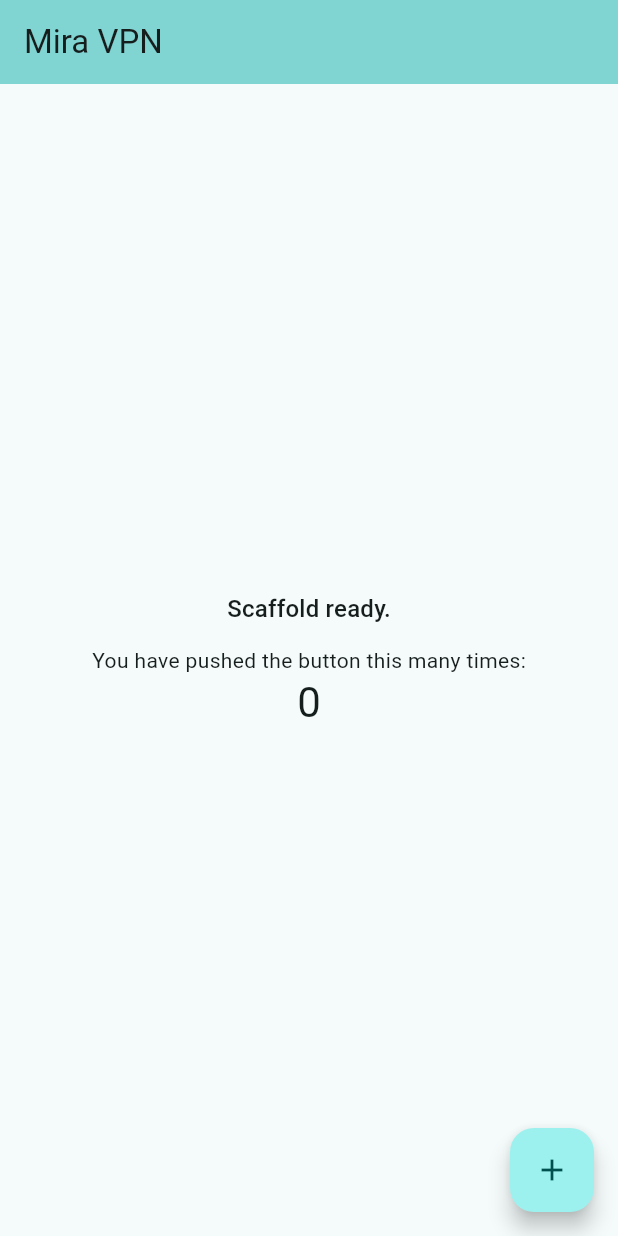
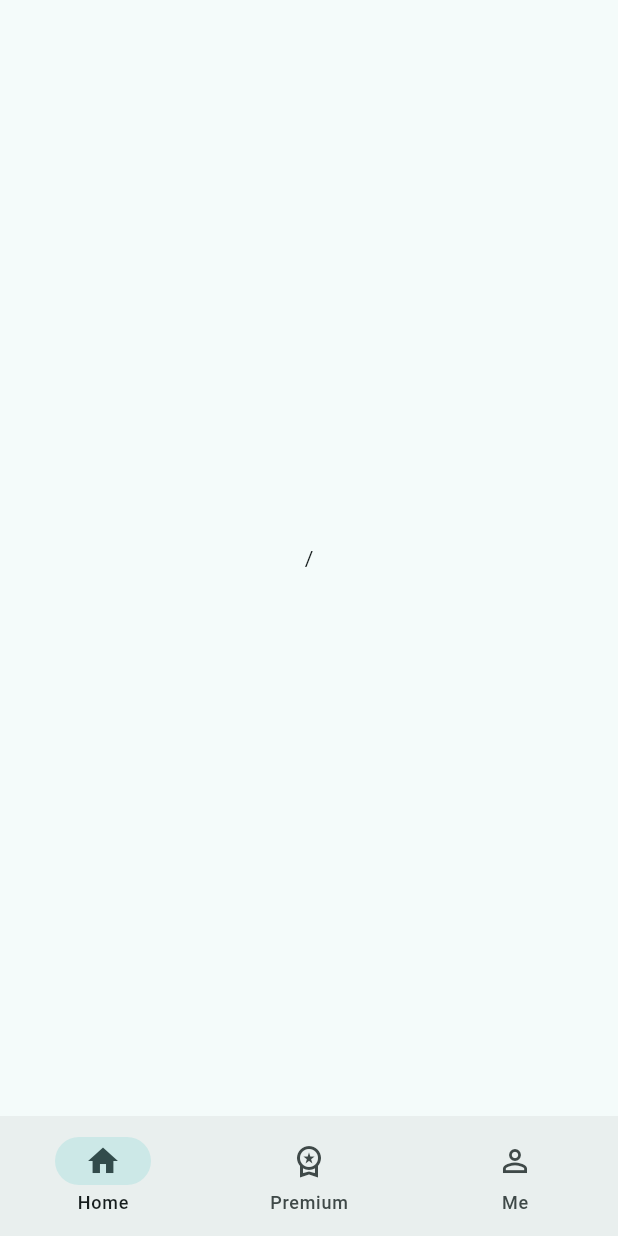
Before and after one commit to edgeproto/mira-vpn-app, a Flutter app: the screen it shows after launch, on a phone screen of 412 x 824 dp. Run offline on Flutter 3.47's test engine with Material 3 defaults, Android fonts, the phone set to English and light mode, and no system bars; our stand-ins replace flutter_riverpod, go_router.

Commit message:
feat(core,app): env config, routing shell, and Riverpod
Add AppConfig with dart-define API_BASE_URL, run_dev.sh, and tests.
Introduce go_router with a three-tab shell (Home, Premium, Me) and
auth placeholder routes. Wire the app through ProviderScope and
MaterialApp.router.

Made-with: Cursor

```diff
--- /dev/null
+++ b/lib/app.dart
@@ -0,0 +1,26 @@
+import 'package:flutter/material.dart';
+import 'package:flutter_riverpod/flutter_riverpod.dart';
+
+import 'core/routing/router.dart';
+
+class MiraVpnApp extends ConsumerWidget {
+  const MiraVpnApp({super.key});
+
+  @override
+  Widget build(BuildContext context, WidgetRef ref) {
+    final router = ref.watch(goRouterProvider);
+
+    return MaterialApp.router(
+      title: 'Mira VPN',
+      debugShowCheckedModeBanner: false,
+      theme: ThemeData(
+        colorScheme: ColorScheme.fromSeed(
+          seedColor: const Color(0xFF0EA5A4),
+          brightness: Brightness.light,
+        ),
+        useMaterial3: true,
+      ),
+      routerConfig: router,
+    );
+  }
+}
--- /dev/null
+++ b/lib/core/routing/app_shell.dart
@@ -0,0 +1,37 @@
+import 'package:flutter/material.dart';
+import 'package:go_router/go_router.dart';
+
+/// Bottom navigation for the three main tabs (Home, Premium, Me).
+class AppShell extends StatelessWidget {
+  const AppShell({super.key, required this.navigationShell});
+
+  final StatefulNavigationShell navigationShell;
+
+  @override
+  Widget build(BuildContext context) {
+    return Scaffold(
+      body: navigationShell,
+      bottomNavigationBar: NavigationBar(
+        selectedIndex: navigationShell.currentIndex,
+        onDestinationSelected: navigationShell.goBranch,
+        destinations: const [
+          NavigationDestination(
+            icon: Icon(Icons.home_outlined),
+            selectedIcon: Icon(Icons.home),
+            label: 'Home',
+          ),
+          NavigationDestination(
+            icon: Icon(Icons.workspace_premium_outlined),
+            selectedIcon: Icon(Icons.workspace_premium),
+            label: 'Premium',
+          ),
+          NavigationDestination(
+            icon: Icon(Icons.person_outline),
+            selectedIcon: Icon(Icons.person),
+            label: 'Me',
+          ),
+        ],
+      ),
+    );
+  }
+}
--- /dev/null
+++ b/lib/core/routing/router.dart
@@ -0,0 +1,67 @@
+import 'package:flutter/material.dart';
+import 'package:flutter_riverpod/flutter_riverpod.dart';
+import 'package:go_router/go_router.dart';
+
+import '../../features/auth/sign_in_screen.dart';
+import '../../features/auth/sign_up_screen.dart';
+import '../../features/home/home_screen.dart';
+import '../../features/me/me_screen.dart';
+import '../../features/premium/premium_screen.dart';
+import 'app_shell.dart';
+
+final _rootNavigatorKey = GlobalKey<NavigatorState>();
+
+final goRouterProvider = Provider<GoRouter>((ref) {
+  return GoRouter(
+    navigatorKey: _rootNavigatorKey,
+    initialLocation: '/',
+    routes: [
+      StatefulShellRoute.indexedStack(
+        builder: (context, state, navigationShell) {
+          return AppShell(navigationShell: navigationShell);
+        },
+        branches: [
+          StatefulShellBranch(
+            routes: [
+              GoRoute(
+                path: '/',
+                name: 'home',
+                builder: (context, state) => const HomeScreen(),
+              ),
+            ],
+          ),
+          StatefulShellBranch(
+            routes: [
+              GoRoute(
+                path: '/premium',
+                name: 'premium',
+                builder: (context, state) => const PremiumScreen(),
+              ),
+            ],
+          ),
+          StatefulShellBranch(
+            routes: [
+              GoRoute(
+                path: '/me',
+                name: 'me',
+                builder: (context, state) => const MeScreen(),
+              ),
+            ],
+          ),
+        ],
+      ),
+      GoRoute(
+        parentNavigatorKey: _rootNavigatorKey,
+        path: '/auth/sign-in',
+        name: 'sign-in',
+        builder: (context, state) => const SignInScreen(),
+      ),
+      GoRoute(
+        parentNavigatorKey: _rootNavigatorKey,
+        path: '/auth/sign-up',
+        name: 'sign-up',
+        builder: (context, state) => const SignUpScreen(),
+      ),
+    ],
+  );
+});
--- /dev/null
+++ b/lib/features/home/home_screen.dart
@@ -0,0 +1,12 @@
+import 'package:flutter/material.dart';
+
+class HomeScreen extends StatelessWidget {
+  const HomeScreen({super.key});
+
+  @override
+  Widget build(BuildContext context) {
+    return const Center(
+      child: Text('/'),
+    );
+  }
+}
--- a/lib/main.dart
+++ b/lib/main.dart
@@ -1,71 +1,12 @@
 import 'package:flutter/material.dart';
+import 'package:flutter_riverpod/flutter_riverpod.dart';
+
+import 'app.dart';
 
 void main() {
-  runApp(const MiraVpnApp());
+  runApp(
+    const ProviderScope(
+      child: MiraVpnApp(),
+    ),
+  );
 }
-
-class MiraVpnApp extends StatelessWidget {
-  const MiraVpnApp({super.key});
-
-  @override
-  Widget build(BuildContext context) {
-    return MaterialApp(
-      title: 'Mira VPN',
-      debugShowCheckedModeBanner: false,
-      theme: ThemeData(
-        colorScheme: ColorScheme.fromSeed(
-          seedColor: const Color(0xFF0EA5A4),
-          brightness: Brightness.light,
-        ),
-        useMaterial3: true,
-      ),
-      home: const MiraHomePage(title: 'Mira VPN'),
-    );
-  }
-}
-
-class MiraHomePage extends StatefulWidget {
-  const MiraHomePage({super.key, required this.title});
-
-  final String title;
-
-  @override
-  State<MiraHomePage> createState() => _MiraHomePageState();
-}
-
-class _MiraHomePageState extends State<MiraHomePage> {
-  int _counter = 0;
-
-  void _incrementCounter() {
-    setState(() {
-      _counter++;
-    });
-  }
-
-  @override
-  Widget build(BuildContext context) {
-    final theme = Theme.of(context);
-    return Scaffold(
-      appBar: AppBar(
-        backgroundColor: theme.colorScheme.inversePrimary,
-        title: Text(widget.title),
-      ),
-      body: Center(
-        child: Column(
-          mainAxisAlignment: MainAxisAlignment.center,
-          children: <Widget>[
-            Text('Scaffold ready.', style: theme.textTheme.titleMedium),
-            const SizedBox(height: 12),
-            const Text('You have pushed the button this many times:'),
-            Text('$_counter', style: theme.textTheme.headlineMedium),
-          ],
-        ),
-      ),
-      floatingActionButton: FloatingActionButton(
-        onPressed: _incrementCounter,
-        tooltip: 'Increment',
-        child: const Icon(Icons.add),
-      ),
-    );
-  }
-}
--- a/pubspec.yaml
+++ b/pubspec.yaml
@@ -31,10 +31,9 @@ dependencies:
   flutter:
     sdk: flutter
 
-
-  # The following adds the Cupertino Icons font to your application.
-  # Use with the CupertinoIcons class for iOS style icons.
   cupertino_icons: ^1.0.8
+  flutter_riverpod: ^2.6.1
+  go_router: ^14.6.2
 
 dev_dependencies:
   flutter_test:
```
Also changed, not shown: lib/core/config/app_config.dart (added, +18 -0 lines), lib/features/auth/sign_in_screen.dart (added, +15 -0 lines), lib/features/auth/sign_up_screen.dart (added, +15 -0 lines), lib/features/me/me_screen.dart (added, +12 -0 lines), lib/features/premium/premium_screen.dart (added, +12 -0 lines), pubspec.lock, 4 other files.
